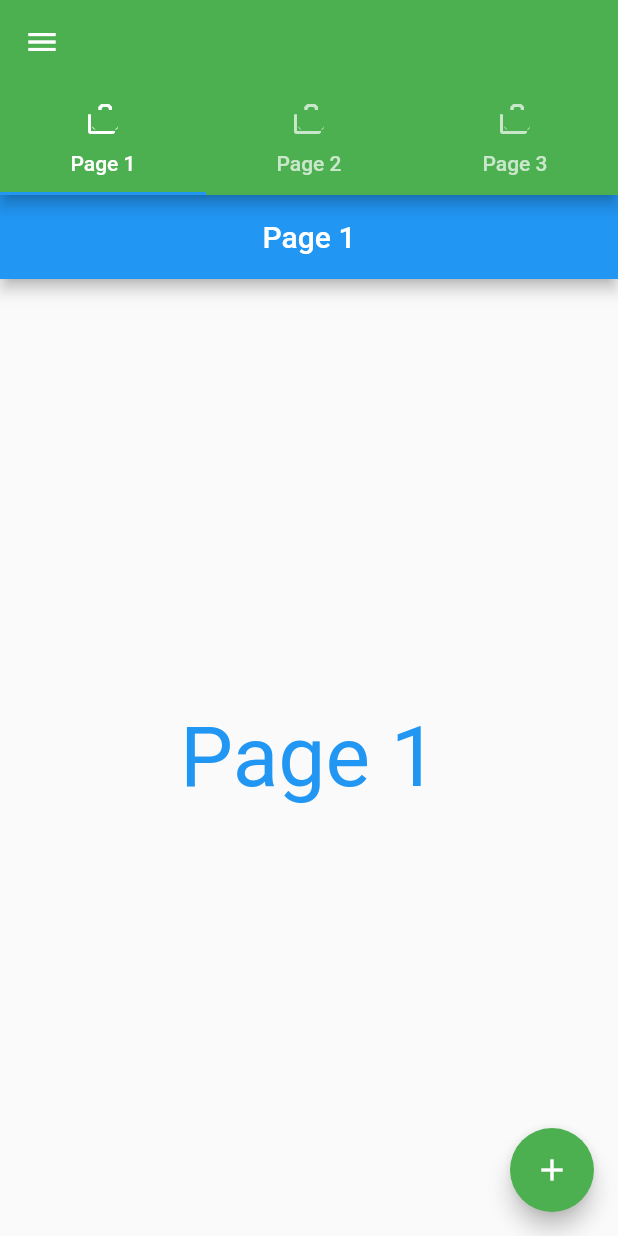
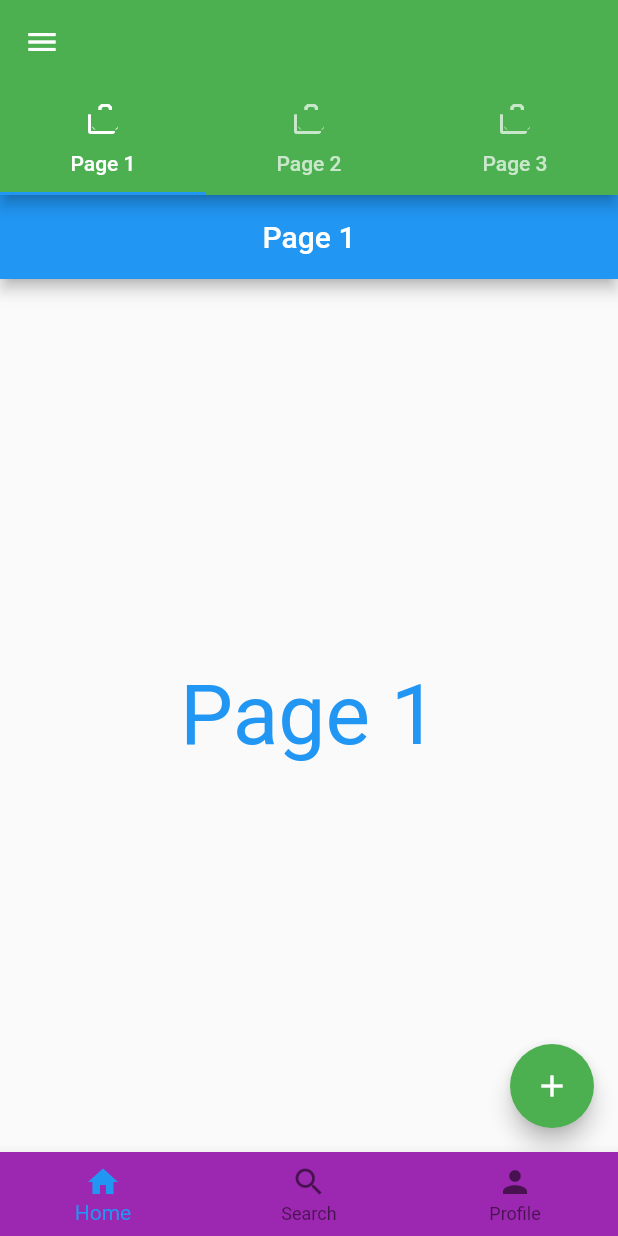
Before and after one commit to HasibuliT/Module5Assignment, a Flutter app: the screen it shows after launch, on a phone screen of 412 x 824 dp. Run offline on Flutter 3.47's test engine with Material 2 defaults, Android fonts, the phone set to English and light mode, and no system bars.

Commit message:
first commit

```diff
--- a/lib/main.dart
+++ b/lib/main.dart
@@ -43,6 +43,35 @@ class MyApp extends StatelessWidget {
             )
           ]),
         ),
+
+
+
+        bottomNavigationBar: BottomNavigationBar(
+          backgroundColor: Colors.purple,
+          currentIndex: 0,
+          items: [
+            BottomNavigationBarItem(icon: Icon(Icons.home),label: "Home"),
+            BottomNavigationBarItem(icon: Icon(Icons.search),label: "Search"),
+            BottomNavigationBarItem(icon: Icon(Icons.person),label: "Profile"),
+          ],
+          onTap: (int index){
+            if (index ==0){
+            }
+
+
+            if (index ==1){
+
+            }
+
+
+            if (index ==2){
+
+            }
+
+          },
+        ),
+
+
         drawer: Drawer(
           child: ListView(
             children: [
```
